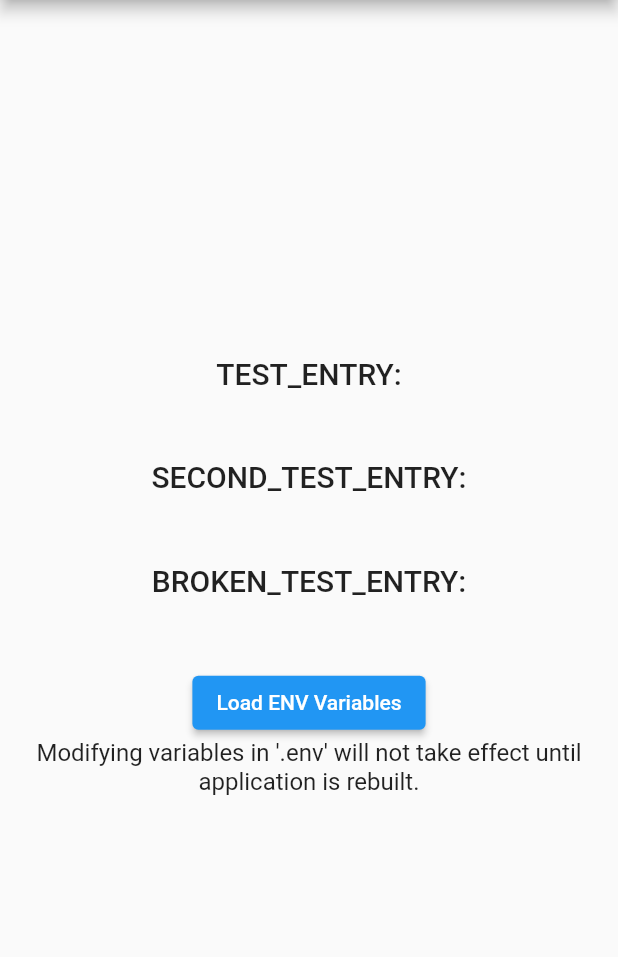
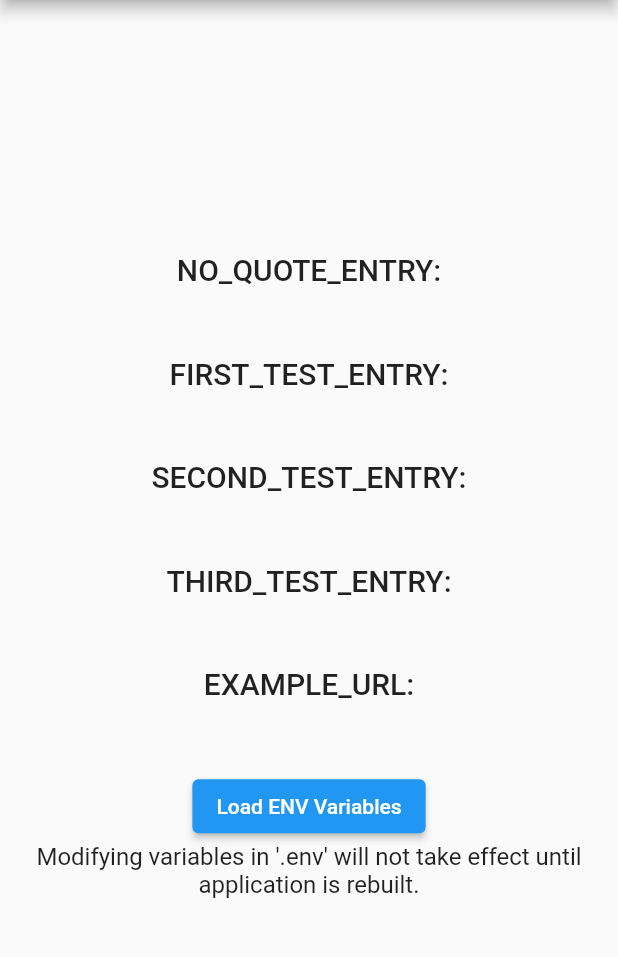
Before and after one commit to BirdSamuel/test_flutter_config, a Flutter app: the screen it shows after launch, after a tap on "Load ENV Variables", on a phone screen of 412 x 824 dp, the part 84-1041 px from its top. Run offline on Flutter 3.47's test engine with Material 2 defaults, Android fonts, the light colour scheme and no system bars; missing offline and left inert: flutter_config.

```diff
--- a/lib/main.dart
+++ b/lib/main.dart
@@ -32,25 +32,53 @@ class MyHomePage extends StatefulWidget {
 }
 
 class _MyHomePageState extends State<MyHomePage> {
-  String testEntry = '';
+  String noQuoteEntry = '';
+  String firstTestEntry = '';
   String secondTestEntry = '';
-  String brokenTestEntry = '';
+  String thirdTestEntry = '';
+  String exampleUrl = '';
   bool _enabled = true;
 
   void _loadEnvVariables() {
     setState(() {
+      // Separating out gets in case any fail
       try {
-        testEntry = FlutterConfig.get('TEST_ENTRY');
-        secondTestEntry = FlutterConfig.get('SECOND_TEST_ENTRY');
-        brokenTestEntry = FlutterConfig.get('BROKEN_TEST_ENTRY');
-
-        if (testEntry.isNotEmpty ||
-            secondTestEntry.isNotEmpty ||
-            brokenTestEntry.isNotEmpty) {
-          _enabled = false;
-        }
+        noQuoteEntry = FlutterConfig.get('NO_QUOTE_ENTRY');
       } catch (e) {
         print(e);
+      }
+
+      try {
+        firstTestEntry = FlutterConfig.get('FIRST_TEST_ENTRY');
+      } catch (e) {
+        print(e);
+      }
+
+      try {
+        secondTestEntry = FlutterConfig.get('SECOND_TEST_ENTRY');
+      } catch (e) {
+        print(e);
+      }
+
+      try {
+        thirdTestEntry = FlutterConfig.get('THIRD_TEST_ENTRY');
+      } catch (e) {
+        print(e);
+      }
+
+      try {
+        exampleUrl = FlutterConfig.get('EXAMPLE_URL');
+      } catch (e) {
+        print(e);
+      }
+
+      // Disable retry, just for user knowledge sake
+      if (noQuoteEntry.isNotEmpty ||
+          secondTestEntry.isNotEmpty ||
+          secondTestEntry.isNotEmpty ||
+          thirdTestEntry.isNotEmpty ||
+          exampleUrl.isNotEmpty) {
+        _enabled = false;
       }
     });
   }
@@ -66,7 +94,12 @@ class _MyHomePageState extends State<MyHomePage> {
           mainAxisAlignment: MainAxisAlignment.center,
           children: <Widget>[
             Text(
-              'TEST_ENTRY: \n$testEntry\n',
+              'NO_QUOTE_ENTRY: \n$noQuoteEntry\n',
+              style: Theme.of(context).textTheme.headline6,
+              textAlign: TextAlign.center,
+            ),
+            Text(
+              'FIRST_TEST_ENTRY: \n$firstTestEntry\n',
               style: Theme.of(context).textTheme.headline6,
               textAlign: TextAlign.center,
             ),
@@ -76,7 +109,12 @@ class _MyHomePageState extends State<MyHomePage> {
               textAlign: TextAlign.center,
             ),
             Text(
-              'BROKEN_TEST_ENTRY: \n$brokenTestEntry\n',
+              'THIRD_TEST_ENTRY: \n$thirdTestEntry\n',
+              style: Theme.of(context).textTheme.headline6,
+              textAlign: TextAlign.center,
+            ),
+            Text(
+              'EXAMPLE_URL: \n$exampleUrl\n',
               style: Theme.of(context).textTheme.headline6,
               textAlign: TextAlign.center,
             ),
```
Also changed, not shown: 7 other files.
